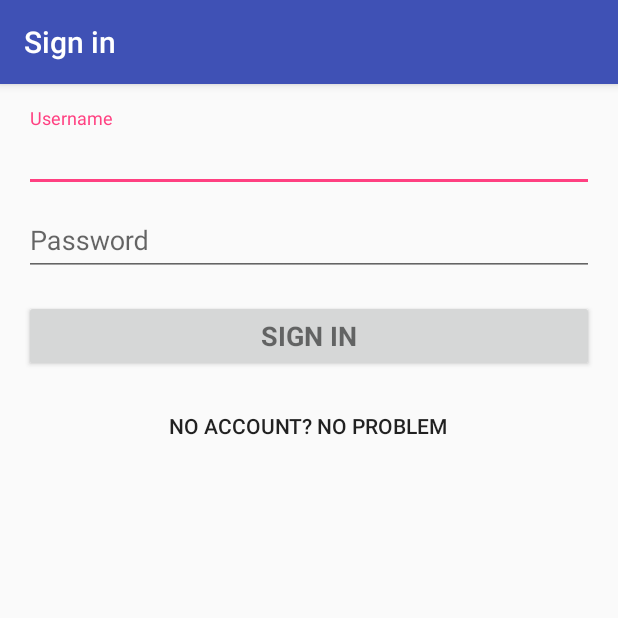
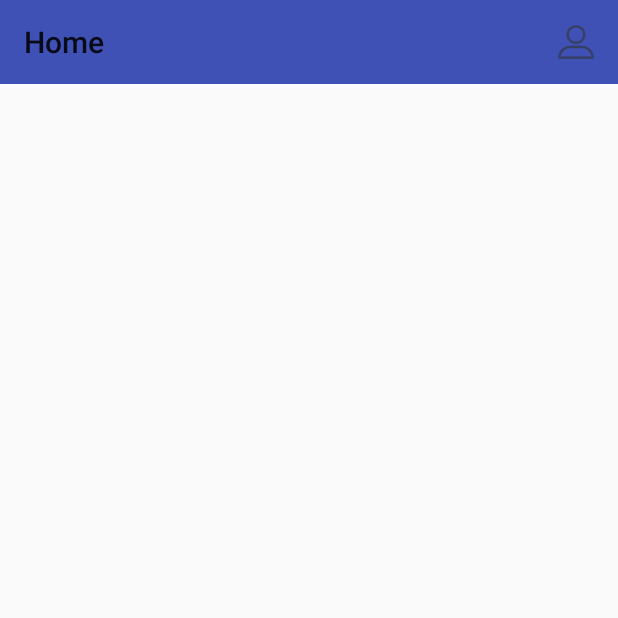
Before and after one commit to Mabrey/HouseKeep, an Android app: the screen it shows after launch (LoginActivity before the commit, HomeActivity after it), on a phone screen of 412 x 824 dp, the top half of it. Run offline under Robolectric (Android 15) with nearby library versions, the phone set to English and light mode, and no system bars.

Commit message:
Created the home page with a profile action button

```diff
--- /dev/null
+++ b/app/src/main/java/matt/housekeep/HomeActivity.java
@@ -0,0 +1,46 @@
+package matt.housekeep;
+
+import android.os.Bundle;
+import android.support.design.widget.FloatingActionButton;
+import android.support.design.widget.Snackbar;
+import android.support.v7.app.AppCompatActivity;
+import android.support.v7.widget.Toolbar;
+import android.view.Menu;
+import android.view.MenuInflater;
+import android.view.MenuItem;
+import android.view.View;
+import android.widget.Toast;
+
+//public class HomeActivity extends AppCompatActivity
+public class HomeActivity extends AppCompatActivity {
+
+    @Override
+    protected void onCreate(Bundle savedInstanceState) {
+        super.onCreate(savedInstanceState);
+        setContentView(R.layout.activity_home);
+        Toolbar toolbar = (Toolbar) findViewById(R.id.toolbar);
+        setSupportActionBar(toolbar);
+
+    }
+    @Override
+    public boolean onCreateOptionsMenu(Menu menu){
+        getMenuInflater().inflate(R.menu.action_bar_buttons, menu);
+        return true;
+    }
+
+    @Override
+    public boolean onOptionsItemSelected(MenuItem item) {
+        // Handle action bar item clicks here. The action bar will
+        // automatically handle clicks on the Home/Up button, so long
+        // as you specify a parent activity in AndroidManifest.xml.
+        int id = item.getItemId();
+
+        //noinspection SimplifiableIfStatement
+        if (id == R.id.action_profile) {
+            Toast.makeText(HomeActivity.this, "Action clicked", Toast.LENGTH_LONG).show();
+            return true;
+        }
+
+        return super.onOptionsItemSelected(item);
+    }
+}
--- a/app/src/main/java/matt/housekeep/MainActivity.java
+++ /dev/null
@@ -1,21 +0,0 @@
-package matt.housekeep;
-
-import android.content.Intent;
-import android.support.v7.app.AppCompatActivity;
-import android.os.Bundle;
-
-public class MainActivity extends AppCompatActivity {
-
-    @Override
-    protected void onCreate(Bundle savedInstanceState) {
-        super.onCreate(savedInstanceState);
-
-        Intent activityIntent;
-        activityIntent = new Intent(this, LoginActivity.class);
-
-        startActivity(activityIntent);
-        finish();
-        //setContentView(R.layout.activity_main);
-
-    }
-}
--- /dev/null
+++ b/app/src/main/res/layout/activity_home.xml
@@ -0,0 +1,21 @@
+<?xml version="1.0" encoding="utf-8"?>
+<android.support.design.widget.CoordinatorLayout xmlns:android="http://schemas.android.com/apk/res/android"
+    xmlns:app="http://schemas.android.com/apk/res-auto"
+    xmlns:tools="http://schemas.android.com/tools"
+    android:layout_width="match_parent"
+    android:layout_height="match_parent"
+    tools:context=".HomeActivity">
+
+
+    <android.support.v7.widget.Toolbar
+        android:id="@+id/toolbar"
+        style="@style/HeaderBar"
+        android:layout_width="match_parent"
+        android:layout_height="?attr/actionBarSize"
+        app:popupTheme="@style/AppTheme.PopupOverlay"
+        app:title="@string/home_page" />
+
+
+    <include layout="@layout/content_home" />
+
+</android.support.design.widget.CoordinatorLayout>
--- /dev/null
+++ b/app/src/main/res/layout/content_home.xml
@@ -0,0 +1,11 @@
+<?xml version="1.0" encoding="utf-8"?>
+<android.support.constraint.ConstraintLayout xmlns:android="http://schemas.android.com/apk/res/android"
+    xmlns:app="http://schemas.android.com/apk/res-auto"
+    xmlns:tools="http://schemas.android.com/tools"
+    android:layout_width="match_parent"
+    android:layout_height="match_parent"
+    app:layout_behavior="@string/appbar_scrolling_view_behavior"
+    tools:context=".HomeActivity"
+    tools:showIn="@layout/activity_home">
+
+</android.support.constraint.ConstraintLayout>
--- a/app/src/main/res/menu/action_bar_buttons.xml
+++ b/app/src/main/res/menu/action_bar_buttons.xml
@@ -1,12 +1,14 @@
 <?xml version="1.0" encoding="utf-8"?>
 <menu xmlns:android="http://schemas.android.com/apk/res/android"
-    xmlns:app="http://schemas.android.com/apk/res-auto">
+    xmlns:app="http://schemas.android.com/apk/res-auto"
+    xmlns:tools="http://schemas.android.com/tools"
+    tools:context=".HomeActivity">
 
     <item
         android:id="@+id/action_profile"
         android:title="@string/action_profile"
-        android:icon="@drawable/profile"
-        android:orderInCategory="100"
-        app:showAsAction="ifRoom"/>
+        android:icon="@drawable/ic_profile"
+        android:orderInCategory="300"
+        app:showAsAction="always"/>
 
 </menu>
--- a/app/src/main/res/values/dimens.xml
+++ b/app/src/main/res/values/dimens.xml
@@ -2,4 +2,5 @@
     <!-- Default screen margins, per the Android Design guidelines. -->
     <dimen name="activity_horizontal_margin">16dp</dimen>
     <dimen name="activity_vertical_margin">16dp</dimen>
+    <dimen name="fab_margin">16dp</dimen>
 </resources>
--- a/app/src/main/res/values/ic_launcher_background.xml
+++ b/app/src/main/res/values/ic_launcher_background.xml
@@ -1,4 +1,4 @@
 <?xml version="1.0" encoding="utf-8"?>
 <resources>
-    <color name="ic_launcher_background">#5EB1BF</color>
+    <color name="ic_launcher_background">#5eb1bf</color>
 </resources>
--- a/app/src/main/res/values/strings.xml
+++ b/app/src/main/res/values/strings.xml
@@ -26,6 +26,8 @@
     <string name="sign_up_consent_warning">By selecting \"Sign Up\" you agree to let us use your information to figure out what the hell we are trying to do. Thanks! P.S. Please don\'t use your normal password.</string>
     <string name="privacy_policy">Privacy Policy</string>
     <string name="sign_up">Sign Up</string>
+    <string name="title_activity_home">This is Home</string>
+    <string name="home_page">Home</string>
 
 
 </resources>
--- a/app/src/main/res/values/styles.xml
+++ b/app/src/main/res/values/styles.xml
@@ -8,4 +8,17 @@
         <item name="colorAccent">@color/colorAccent</item>
     </style>
 
+    <style name="AppTheme.NoActionBar">
+        <item name="windowActionBar">false</item>
+        <item name="windowNoTitle">true</item>
+    </style>
+
+    <style name="HeaderBar">
+            <item name="android:background">@color/colorPrimary</item>
+    </style>
+
+    <style name="AppTheme.AppBarOverlay" parent="ThemeOverlay.AppCompat.Dark.ActionBar" />
+
+    <style name="AppTheme.PopupOverlay" parent="ThemeOverlay.AppCompat.Light" />
+
 </resources>
```
Also changed, not shown: app/src/main/AndroidManifest.xml (+13 -10 lines), app/src/main/res/layout/activity_main.xml (deleted, +0 -35 lines), app/src/main/res/drawable-hdpi/ic_profile.png (added), app/src/main/res/drawable-mdpi/ic_profile.png (added), app/src/main/res/drawable-xhdpi/ic_profile.png (added), app/src/main/res/drawable-xxhdpi/ic_profile.png (added), app/src/main/res/drawable/profile.png (deleted).
